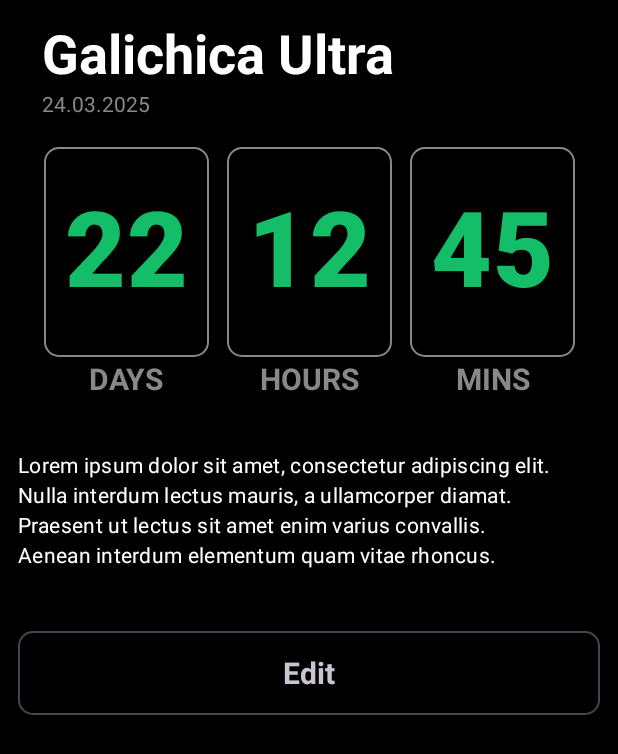
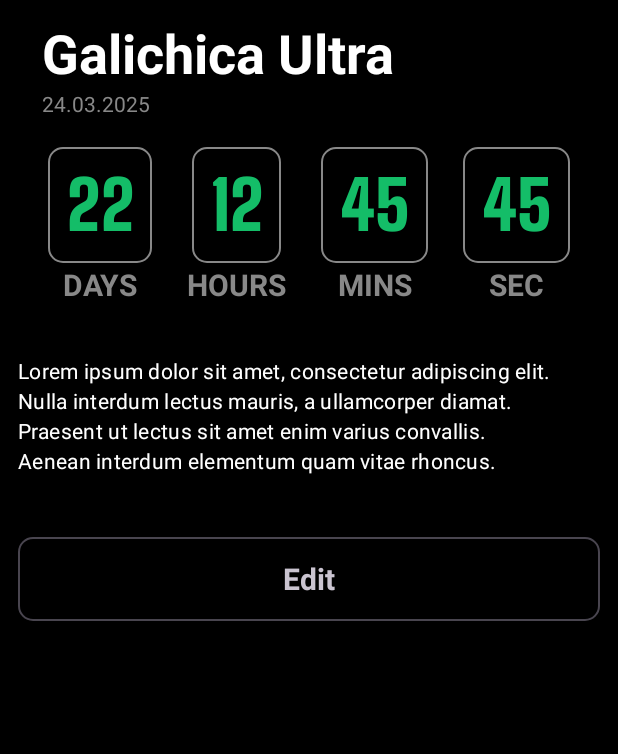
Before and after one commit to boryanz/Dead-line, an Android app built with Jetpack Compose: the screen it shows after launch (MainActivity), after a tap on "Coding project", on a phone screen of 412 x 824 dp. Shown: the top 754 px of the screen. Run offline under Robolectric (Android 15) with nearby library versions, the phone set to English and light mode, and no system bars.

Commit message:
added custom font for number counter

```diff
--- a/app/src/main/java/com/boryans/deadline/data/model/Deadline.kt
+++ b/app/src/main/java/com/boryans/deadline/data/model/Deadline.kt
@@ -6,4 +6,5 @@ data class Deadline(
   val days: String,
   val hours: String,
   val minutes: String,
+  val seconds: String? = null,
 )
--- a/app/src/main/java/com/boryans/deadline/ui/components/DeadlineItem.kt
+++ b/app/src/main/java/com/boryans/deadline/ui/components/DeadlineItem.kt
@@ -1,7 +1,6 @@
 package com.boryans.deadline.ui.components
 
 import androidx.compose.foundation.BorderStroke
-import androidx.compose.foundation.border
 import androidx.compose.foundation.clickable
 import androidx.compose.foundation.layout.Arrangement
 import androidx.compose.foundation.layout.Box
@@ -13,9 +12,6 @@ import androidx.compose.foundation.layout.height
 import androidx.compose.foundation.layout.padding
 import androidx.compose.foundation.layout.width
 import androidx.compose.foundation.shape.RoundedCornerShape
-import androidx.compose.material.icons.Icons
-import androidx.compose.material.icons.filled.DateRange
-import androidx.compose.material3.Icon
 import androidx.compose.material3.MaterialTheme
 import androidx.compose.material3.Surface
 import androidx.compose.material3.Text
@@ -28,6 +24,7 @@ import androidx.compose.ui.unit.dp
 import com.boryans.deadline.data.model.Deadline
 import com.boryans.deadline.data.model.dummyDeadline
 import com.boryans.deadline.ui.theme.DeadlineTheme
+import com.boryans.deadline.ui.theme.bigShouldersDisplayBlack
 import java.util.Locale
 
 @Composable
@@ -41,7 +38,6 @@ fun DeadlineItem(
       .fillMaxWidth()
       .padding(horizontal = 12.dp, vertical = 6.dp)
       .height(80.dp)
-      .border(border = BorderStroke(1.dp, color = Color.Gray), shape = RoundedCornerShape(8.dp))
       .clickable { onDeadlineItemClick() },
     contentAlignment = Alignment.Center,
   ) {
@@ -55,26 +51,15 @@ fun DeadlineItem(
       Column(horizontalAlignment = Alignment.Start) {
         Text(
           text = deadline.title,
-          style = MaterialTheme.typography.headlineMedium,
-          color = Color.White
+          style = MaterialTheme.typography.headlineSmall,
+          color = Color.White,
         )
         Spacer(modifier = Modifier.height(4.dp))
-        Row(horizontalArrangement = Arrangement.Start) {
-          Icon(
-            modifier = Modifier
-              .width(14.dp)
-              .height(14.dp),
-            imageVector = Icons.Default.DateRange,
-            contentDescription = "Date",
-            tint = MaterialTheme.colorScheme.primary
-          )
-          Spacer(modifier = Modifier.width(4.dp))
-          Text(
-            text = "December 24th, 2025",
-            style = MaterialTheme.typography.bodySmall,
-            color = Color.Gray
-          )
-        }
+        Text(
+          text = "December 24th, 2025",
+          style = MaterialTheme.typography.bodySmall,
+          color = Color.Gray
+        )
       }
       Spacer(modifier = Modifier.width(12.dp))
       TimeBoxRow(deadline)
@@ -116,7 +101,8 @@ fun TimeBox(
         Text(
           text = time.uppercase(Locale.getDefault()),
           style = MaterialTheme.typography.headlineMedium,
-          color = MaterialTheme.colorScheme.primary
+          color = MaterialTheme.colorScheme.primary,
+          fontFamily = bigShouldersDisplayBlack
         )
       }
     }
--- a/app/src/main/java/com/boryans/deadline/ui/screen/DeadlineDetails.kt
+++ b/app/src/main/java/com/boryans/deadline/ui/screen/DeadlineDetails.kt
@@ -22,7 +22,7 @@ import androidx.compose.runtime.Composable
 import androidx.compose.ui.Alignment
 import androidx.compose.ui.Modifier
 import androidx.compose.ui.graphics.Color
-import androidx.compose.ui.text.font.FontWeight
+import androidx.compose.ui.text.style.TextAlign
 import androidx.compose.ui.tooling.preview.Preview
 import androidx.compose.ui.unit.dp
 import androidx.compose.ui.unit.sp
@@ -32,6 +32,7 @@ import androidx.navigation.compose.composable
 import com.boryans.deadline.navigation.Route
 import com.boryans.deadline.ui.components.DeadlineButton
 import com.boryans.deadline.ui.theme.DeadlineTheme
+import com.boryans.deadline.ui.theme.bigShouldersDisplayBlack
 import java.util.Locale
 
 fun NavGraphBuilder.deadlineDetailsScreen() {
@@ -128,6 +129,9 @@ fun TimerRowDetails(modifier: Modifier = Modifier) {
     TimerBoxDetails(title = "hours", time = "12")
     Spacer(modifier = Modifier.width(8.dp))
     TimerBoxDetails(title = "mins", time = "45")
+    Spacer(modifier = Modifier.width(8.dp))
+    TimerBoxDetails(title = "sec", time = "45")
+
   }
 }
 
@@ -144,15 +148,16 @@ fun TimerBoxDetails(
     ) {
       Box(
         modifier = modifier
-          .width(110.dp)
-          .height(140.dp),
+          .wrapContentSize()
+          .padding(12.dp),
         contentAlignment = Alignment.Center
       ) {
         Text(
           text = time.uppercase(Locale.getDefault()),
-          fontSize = 70.sp,
-          fontWeight = FontWeight.ExtraBold,
-          color = MaterialTheme.colorScheme.primary
+          fontSize = 45.sp,
+          fontFamily = bigShouldersDisplayBlack,
+          color = MaterialTheme.colorScheme.primary,
+          textAlign = TextAlign.Center
         )
       }
     }
--- a/app/src/main/java/com/boryans/deadline/ui/theme/Type.kt
+++ b/app/src/main/java/com/boryans/deadline/ui/theme/Type.kt
@@ -2,10 +2,12 @@ package com.boryans.deadline.ui.theme
 
 import androidx.compose.material3.Typography
 import androidx.compose.ui.text.TextStyle
+import androidx.compose.ui.text.font.Font
 import androidx.compose.ui.text.font.FontFamily
 import androidx.compose.ui.text.font.FontStyle
 import androidx.compose.ui.text.font.FontWeight
 import androidx.compose.ui.unit.sp
+import com.boryans.deadline.R
 
 // Set of Material typography styles to start with
 val Typography = Typography(
@@ -31,7 +33,7 @@ val Typography = Typography(
   headlineSmall = TextStyle(
     fontFamily = FontFamily.Default,
     fontWeight = FontWeight.Bold,
-    fontSize = 12.sp,
+    fontSize = 16.sp,
     fontStyle = FontStyle.Normal,
   ),
   bodySmall = TextStyle(
@@ -64,3 +66,7 @@ val Typography = Typography(
     )
     */
 )
+
+val bigShouldersDisplayBlack = FontFamily(
+  Font(R.font.big_shoulders_display_bold, FontWeight.Black)
+)
```
Also changed, not shown: app/src/main/res/font/big_shoulders_display_bold.ttf (added).
